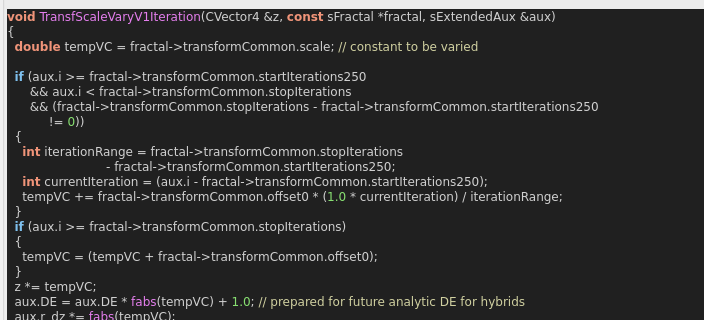
First picture: the form in mandelbulber2/formula/ui/fractal_transf_scale_vary_v1.ui, repository buddhi1980/mandelbulber2, before the edit; both pictures show x 0 to 704 and y 146 to 466 of the 934 by 628 pixel window.
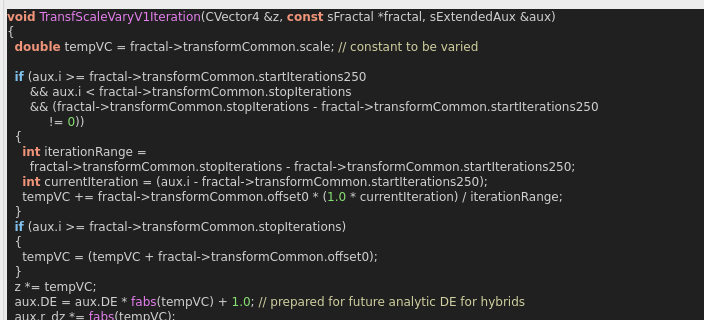
Second picture: the form after the edit. Custom widgets are drawn as their Qt base class.

What changed in the file:
```diff
--- a/mandelbulber2/formula/ui/fractal_transf_scale_vary_v1.ui
+++ b/mandelbulber2/formula/ui/fractal_transf_scale_vary_v1.ui
@@ -248,9 +248,9 @@
       &lt;span style=&quot;color:#d0d0d0&quot;&gt;&amp;amp;&amp;amp;&lt;/span&gt; aux&lt;span style=&quot;color:#d0d0d0&quot;&gt;.&lt;/span&gt;i &lt;span style=&quot;color:#d0d0d0&quot;&gt;&amp;lt;&lt;/span&gt; fractal&lt;span style=&quot;color:#d0d0d0&quot;&gt;-&amp;gt;&lt;/span&gt;transformCommon&lt;span style=&quot;color:#d0d0d0&quot;&gt;.&lt;/span&gt;stopIterations
       &lt;span style=&quot;color:#d0d0d0&quot;&gt;&amp;amp;&amp;amp; (&lt;/span&gt;fractal&lt;span style=&quot;color:#d0d0d0&quot;&gt;-&amp;gt;&lt;/span&gt;transformCommon&lt;span style=&quot;color:#d0d0d0&quot;&gt;.&lt;/span&gt;stopIterations &lt;span style=&quot;color:#d0d0d0&quot;&gt;-&lt;/span&gt; fractal&lt;span style=&quot;color:#d0d0d0&quot;&gt;-&amp;gt;&lt;/span&gt;transformCommon&lt;span style=&quot;color:#d0d0d0&quot;&gt;.&lt;/span&gt;startIterations250
            &lt;span style=&quot;color:#d0d0d0&quot;&gt;!=&lt;/span&gt; &lt;span style=&quot;color:#87df71&quot;&gt;0&lt;/span&gt;&lt;span style=&quot;color:#d0d0d0&quot;&gt;))&lt;/span&gt;
-  &lt;span style=&quot;color:#d0d0d0&quot;&gt;{&lt;/span&gt;    
-    &lt;span style=&quot;color:#f09479; font-weight:bold&quot;&gt;int&lt;/span&gt; iterationRange &lt;span style=&quot;color:#d0d0d0&quot;&gt;=&lt;/span&gt; fractal&lt;span style=&quot;color:#d0d0d0&quot;&gt;-&amp;gt;&lt;/span&gt;transformCommon&lt;span style=&quot;color:#d0d0d0&quot;&gt;.&lt;/span&gt;stopIterations
-                          &lt;span style=&quot;color:#d0d0d0&quot;&gt;-&lt;/span&gt; fractal&lt;span style=&quot;color:#d0d0d0&quot;&gt;-&amp;gt;&lt;/span&gt;transformCommon&lt;span style=&quot;color:#d0d0d0&quot;&gt;.&lt;/span&gt;startIterations250&lt;span style=&quot;color:#d0d0d0&quot;&gt;;&lt;/span&gt;
+  &lt;span style=&quot;color:#d0d0d0&quot;&gt;{&lt;/span&gt;
+    &lt;span style=&quot;color:#f09479; font-weight:bold&quot;&gt;int&lt;/span&gt; iterationRange &lt;span style=&quot;color:#d0d0d0&quot;&gt;=&lt;/span&gt;
+      fractal&lt;span style=&quot;color:#d0d0d0&quot;&gt;-&amp;gt;&lt;/span&gt;transformCommon&lt;span style=&quot;color:#d0d0d0&quot;&gt;.&lt;/span&gt;stopIterations &lt;span style=&quot;color:#d0d0d0&quot;&gt;-&lt;/span&gt; fractal&lt;span style=&quot;color:#d0d0d0&quot;&gt;-&amp;gt;&lt;/span&gt;transformCommon&lt;span style=&quot;color:#d0d0d0&quot;&gt;.&lt;/span&gt;startIterations250&lt;span style=&quot;color:#d0d0d0&quot;&gt;;&lt;/span&gt;
     &lt;span style=&quot;color:#f09479; font-weight:bold&quot;&gt;int&lt;/span&gt; currentIteration &lt;span style=&quot;color:#d0d0d0&quot;&gt;= (&lt;/span&gt;aux&lt;span style=&quot;color:#d0d0d0&quot;&gt;.&lt;/span&gt;i &lt;span style=&quot;color:#d0d0d0&quot;&gt;-&lt;/span&gt; fractal&lt;span style=&quot;color:#d0d0d0&quot;&gt;-&amp;gt;&lt;/span&gt;transformCommon&lt;span style=&quot;color:#d0d0d0&quot;&gt;.&lt;/span&gt;startIterations250&lt;span style=&quot;color:#d0d0d0&quot;&gt;);&lt;/span&gt;
     tempVC &lt;span style=&quot;color:#d0d0d0&quot;&gt;+=&lt;/span&gt; fractal&lt;span style=&quot;color:#d0d0d0&quot;&gt;-&amp;gt;&lt;/span&gt;transformCommon&lt;span style=&quot;color:#d0d0d0&quot;&gt;.&lt;/span&gt;offset0 &lt;span style=&quot;color:#d0d0d0&quot;&gt;* (&lt;/span&gt;&lt;span style=&quot;color:#87df71&quot;&gt;1.0&lt;/span&gt; &lt;span style=&quot;color:#d0d0d0&quot;&gt;*&lt;/span&gt; currentIteration&lt;span style=&quot;color:#d0d0d0&quot;&gt;) /&lt;/span&gt; iterationRange&lt;span style=&quot;color:#d0d0d0&quot;&gt;;&lt;/span&gt;
   &lt;span style=&quot;color:#d0d0d0&quot;&gt;}&lt;/span&gt;
```
